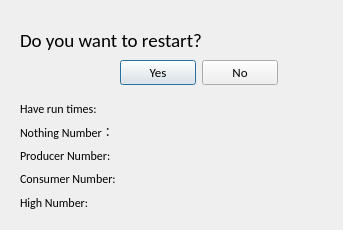
Qt form enddialog.ui (CieloSun/LifeGameGUI) before a commit.
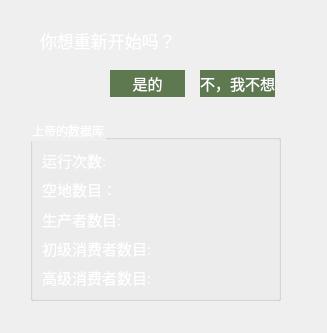
The same form after that commit.

```diff
--- a/enddialog.ui
+++ b/enddialog.ui
@@ -6,8 +6,8 @@
    <rect>
     <x>0</x>
     <y>0</y>
-    <width>343</width>
-    <height>230</height>
+    <width>327</width>
+    <height>333</height>
    </rect>
   </property>
   <property name="windowTitle">
@@ -16,7 +16,7 @@
   <widget class="QLabel" name="saveLabel">
    <property name="geometry">
     <rect>
-     <x>20</x>
+     <x>40</x>
      <y>30</y>
      <width>201</width>
      <height>21</height>
@@ -24,25 +24,37 @@
    </property>
    <property name="font">
     <font>
-     <family>Calibri</family>
-     <pointsize>14</pointsize>
+     <family>黑体</family>
+     <pointsize>13</pointsize>
      <weight>50</weight>
+     <italic>false</italic>
      <bold>false</bold>
     </font>
    </property>
+   <property name="styleSheet">
+    <string notr="true">font: 13pt &quot;黑体&quot;;
+color: rgb(255, 255, 255);</string>
+   </property>
    <property name="text">
-    <string>Do you want to restart?</string>
+    <string>你想重新开始吗？</string>
    </property>
   </widget>
-  <widget class="QWidget" name="layoutWidget">
+  <widget class="QGroupBox" name="groupBox">
    <property name="geometry">
     <rect>
-     <x>20</x>
-     <y>100</y>
-     <width>307</width>
-     <height>111</height>
+     <x>30</x>
+     <y>120</y>
+     <width>251</width>
+     <height>181</height>
     </rect>
    </property>
+   <property name="styleSheet">
+    <string notr="true">font: 12pt &quot;黑体&quot;;
+color: rgb(255, 255, 255);</string>
+   </property>
+   <property name="title">
+    <string>上帝的数据库</string>
+   </property>
    <layout class="QVBoxLayout" name="verticalLayout">
     <item>
      <layout class="QHBoxLayout" name="horizontalLayout_8">
@@ -50,16 +62,26 @@
        <widget class="QLabel" name="runLable">
         <property name="font">
          <font>
-          <family>Calibri</family>
+          <family>黑体</family>
+          <pointsize>11</pointsize>
+          <weight>50</weight>
+          <italic>false</italic>
+          <bold>false</bold>
          </font>
         </property>
+        <property name="styleSheet">
+         <string notr="true">font: 11pt &quot;黑体&quot;;</string>
+        </property>
         <property name="text">
-         <string>Have run times:</string>
+         <string>运行次数:</string>
         </property>
        </widget>
       </item>
       <item>
        <widget class="QLabel" name="runShow">
+        <property name="styleSheet">
+         <string notr="true">font: 11pt &quot;黑体&quot;;</string>
+        </property>
         <property name="text">
          <string/>
         </property>
@@ -73,16 +95,26 @@
        <widget class="QLabel" name="nothingLabel">
         <property name="font">
          <font>
-          <family>Calibri</family>
+          <family>黑体</family>
+          <pointsize>11</pointsize>
+          <weight>50</weight>
+          <italic>false</italic>
+          <bold>false</bold>
          </font>
         </property>
+        <property name="styleSheet">
+         <string notr="true">font: 11pt &quot;黑体&quot;;</string>
+        </property>
         <property name="text">
-         <string>Nothing Number：</string>
+         <string>空地数目：</string>
         </property>
        </widget>
       </item>
       <item>
        <widget class="QLabel" name="nothingShow">
+        <property name="styleSheet">
+         <string notr="true">font: 11pt &quot;黑体&quot;;</string>
+        </property>
         <property name="text">
          <string/>
         </property>
@@ -96,16 +128,26 @@
        <widget class="QLabel" name="producterLabel">
         <property name="font">
          <font>
-          <family>Calibri</family>
+          <family>黑体</family>
+          <pointsize>11</pointsize>
+          <weight>50</weight>
+          <italic>false</italic>
+          <bold>false</bold>
          </font>
         </property>
+        <property name="styleSheet">
+         <string notr="true">font: 11pt &quot;黑体&quot;;</string>
+        </property>
         <property name="text">
-         <string>Producer Number:</string>
+         <string>生产者数目:</string>
         </property>
        </widget>
       </item>
       <item>
        <widget class="QLabel" name="producerShow">
+        <property name="styleSheet">
+         <string notr="true">font: 11pt &quot;黑体&quot;;</string>
+        </property>
         <property name="text">
          <string/>
         </property>
@@ -119,16 +161,26 @@
        <widget class="QLabel" name="consumerLabel">
         <property name="font">
          <font>
-          <family>Calibri</family>
+          <family>黑体</family>
+          <pointsize>11</pointsize>
+          <weight>50</weight>
+          <italic>false</italic>
+          <bold>false</bold>
          </font>
         </property>
+        <property name="styleSheet">
+         <string notr="true">font: 11pt &quot;黑体&quot;;</string>
+        </property>
         <property name="text">
-         <string>Consumer Number:</string>
+         <string>初级消费者数目:</string>
         </property>
        </widget>
       </item>
       <item>
        <widget class="QLabel" name="consumerShow">
+        <property name="styleSheet">
+         <string notr="true">font: 11pt &quot;黑体&quot;;</string>
+        </property>
         <property name="text">
          <string/>
         </property>
@@ -142,16 +194,26 @@
        <widget class="QLabel" name="highLabel">
         <property name="font">
          <font>
-          <family>Calibri</family>
+          <family>黑体</family>
+          <pointsize>11</pointsize>
+          <weight>50</weight>
+          <italic>false</italic>
+          <bold>false</bold>
          </font>
         </property>
+        <property name="styleSheet">
+         <string notr="true">font: 11pt &quot;黑体&quot;;</string>
+        </property>
         <property name="text">
-         <string>High Number:</string>
+         <string>高级消费者数目:</string>
         </property>
        </widget>
       </item>
       <item>
        <widget class="QLabel" name="highShow">
+        <property name="styleSheet">
+         <string notr="true">font: 11pt &quot;黑体&quot;;</string>
+        </property>
         <property name="text">
          <string/>
         </property>
@@ -161,43 +223,61 @@
     </item>
    </layout>
   </widget>
-  <widget class="QWidget" name="layoutWidget">
+  <widget class="QPushButton" name="yesButton">
    <property name="geometry">
     <rect>
-     <x>120</x>
-     <y>60</y>
-     <width>158</width>
-     <height>25</height>
+     <x>110</x>
+     <y>70</y>
+     <width>75</width>
+     <height>27</height>
     </rect>
    </property>
-   <layout class="QHBoxLayout" name="horizontalLayout_5">
-    <item>
-     <widget class="QPushButton" name="yesButton">
-      <property name="font">
-       <font>
-        <family>Calibri</family>
-        <pointsize>10</pointsize>
-       </font>
-      </property>
-      <property name="text">
-       <string>Yes</string>
-      </property>
-     </widget>
-    </item>
-    <item>
-     <widget class="QPushButton" name="noButton">
-      <property name="font">
-       <font>
-        <family>Calibri</family>
-        <pointsize>10</pointsize>
-       </font>
-      </property>
-      <property name="text">
-       <string>No</string>
-      </property>
-     </widget>
-    </item>
-   </layout>
+   <property name="font">
+    <font>
+     <family>微软雅黑</family>
+     <pointsize>11</pointsize>
+     <weight>50</weight>
+     <italic>false</italic>
+     <bold>false</bold>
+    </font>
+   </property>
+   <property name="styleSheet">
+    <string notr="true">font: 11pt &quot;微软雅黑&quot;;
+background-color: rgb(94, 121, 80);
+border:0px;
+color: rgb(255, 255, 255);</string>
+   </property>
+   <property name="text">
+    <string>是的</string>
+   </property>
+  </widget>
+  <widget class="QPushButton" name="noButton">
+   <property name="geometry">
+    <rect>
+     <x>200</x>
+     <y>70</y>
+     <width>75</width>
+     <height>27</height>
+    </rect>
+   </property>
+   <property name="font">
+    <font>
+     <family>微软雅黑</family>
+     <pointsize>11</pointsize>
+     <weight>50</weight>
+     <italic>false</italic>
+     <bold>false</bold>
+    </font>
+   </property>
+   <property name="styleSheet">
+    <string notr="true">font: 11pt &quot;微软雅黑&quot;;
+background-color: rgb(94, 121, 80);
+border:0px;
+color: rgb(255, 255, 255);</string>
+   </property>
+   <property name="text">
+    <string>不，我不想</string>
+   </property>
   </widget>
  </widget>
  <resources/>
```
